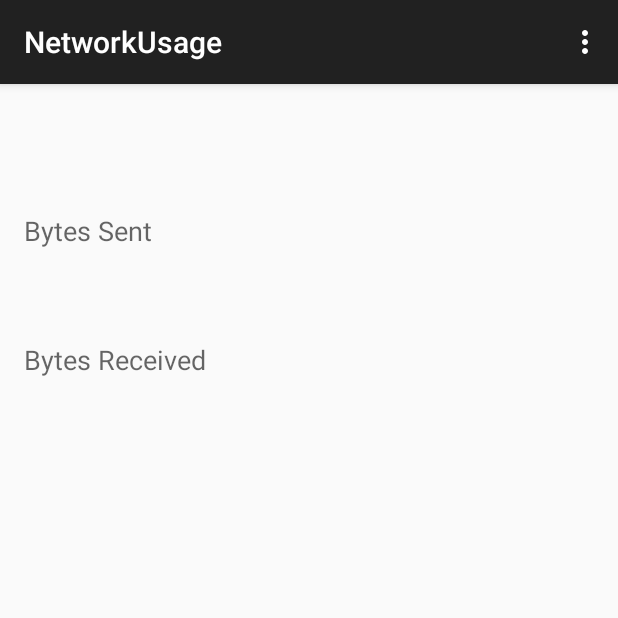
After one commit to SooryaprasathParthasarathy/AppProfiler, an Android app: the NetworkUsage screen opened directly, with no data from a screen before it, on a phone screen of 412 x 824 dp, the top half of it. The commit adds this screen. Run offline under Robolectric (Android 15) with nearby library versions, the phone set to English and light mode, and no system bars; 2 statements that could not run were skipped.

Commit message:
Implemented Bytes sent and Received

```diff
--- a/AppProfiler/app/src/main/AndroidManifest.xml
+++ b/AppProfiler/app/src/main/AndroidManifest.xml
@@ -16,6 +16,10 @@
                 <category android:name="android.intent.category.LAUNCHER" />
             </intent-filter>
         </activity>
+        <activity
+            android:name=".NetworkUsage"
+            android:label="@string/title_activity_network_usage" >
+        </activity>
     </application>
 
 </manifest>
--- /dev/null
+++ b/AppProfiler/app/src/main/java/appprofiler/appprofiler/NetworkUsage.java
@@ -0,0 +1,80 @@
+package appprofiler.appprofiler;
+
+import android.app.AlertDialog;
+import android.content.Intent;
+import android.content.pm.ApplicationInfo;
+import android.content.pm.PackageManager;
+import android.net.TrafficStats;
+import android.support.v7.app.AppCompatActivity;
+import android.os.Bundle;
+import android.support.v7.internal.view.ActionBarPolicy;
+import android.view.Menu;
+import android.view.MenuItem;
+import android.widget.Spinner;
+import android.widget.TextView;
+
+import java.util.List;
+
+public class NetworkUsage extends AppCompatActivity {
+
+    @Override
+    protected void onCreate(Bundle savedInstanceState) {
+        super.onCreate(savedInstanceState);
+        setContentView(R.layout.activity_network_usage);
+        Networkanalyser();
+    }
+
+    public void Networkanalyser() {
+        Intent intent;
+        intent = getIntent();
+        Bundle bundle = intent.getExtras();
+        String text= bundle.getString("SelectedValue");
+        PackageManager pm = getPackageManager();
+        List<ApplicationInfo> l = pm.getInstalledApplications(PackageManager.GET_META_DATA);
+        String canonicalName ;
+        for (ApplicationInfo ai : l){
+            String n = (String)pm.getApplicationLabel(ai);
+            if (n.contains(text) || text.contains(n)){
+                canonicalName = ai.packageName;
+                Networktraffic nt = new Networktraffic();
+             String datareceived =   nt.Networktraffic(this,getPackageManager(),canonicalName);
+                String datasent = nt.Networktrafficsent(this,getPackageManager(),canonicalName);
+                AlertDialog.Builder alert = new AlertDialog.Builder(this);
+                if(!(datareceived.equals("Unsupported"))) {
+                    TextView t = (TextView) findViewById(R.id.textView4);
+                    t.setText(datareceived);
+                }
+                if(!(datasent.equals("Unsupported"))) {
+                    TextView t = (TextView) findViewById(R.id.textView3);
+                    t.setText(datasent);
+                }
+                else
+                    alert.setMessage("Not supported");
+                alert.show();
+
+            }
+        }
+    }
+
+    @Override
+    public boolean onCreateOptionsMenu(Menu menu) {
+        // Inflate the menu; this adds items to the action bar if it is present.
+        getMenuInflater().inflate(R.menu.menu_network_usage, menu);
+        return true;
+    }
+
+    @Override
+    public boolean onOptionsItemSelected(MenuItem item) {
+        // Handle action bar item clicks here. The action bar will
+        // automatically handle clicks on the Home/Up button, so long
+        // as you specify a parent activity in AndroidManifest.xml.
+        int id = item.getItemId();
+
+        //noinspection SimplifiableIfStatement
+        if (id == R.id.action_settings) {
+            return true;
+        }
+
+        return super.onOptionsItemSelected(item);
+    }
+}
--- /dev/null
+++ b/AppProfiler/app/src/main/res/Networktraffic.java
@@ -0,0 +1,5 @@
+/**
+ * Created by soory_000 on 9/27/2015.
+ */
+public class Networktraffic {
+}
--- /dev/null
+++ b/AppProfiler/app/src/main/res/layout/activity_network_usage.xml
@@ -0,0 +1,51 @@
+<RelativeLayout xmlns:android="http://schemas.android.com/apk/res/android"
+    xmlns:tools="http://schemas.android.com/tools" android:layout_width="match_parent"
+    android:layout_height="match_parent" android:paddingLeft="@dimen/activity_horizontal_margin"
+    android:paddingRight="@dimen/activity_horizontal_margin"
+    android:paddingTop="@dimen/activity_vertical_margin"
+    android:paddingBottom="@dimen/activity_vertical_margin"
+    tools:context="appprofiler.appprofiler.NetworkUsage">
+
+    <TextView
+        android:layout_width="wrap_content"
+        android:layout_height="wrap_content"
+        android:textAppearance="?android:attr/textAppearanceMedium"
+        android:text="Bytes Sent"
+        android:id="@+id/textView"
+        android:layout_alignParentTop="true"
+        android:layout_alignParentLeft="true"
+        android:layout_alignParentStart="true"
+        android:layout_marginTop="69dp" />
+
+    <TextView
+        android:layout_width="wrap_content"
+        android:layout_height="wrap_content"
+        android:textAppearance="?android:attr/textAppearanceMedium"
+        android:text="Bytes Received"
+        android:id="@+id/textView2"
+        android:layout_below="@+id/textView"
+        android:layout_alignParentLeft="true"
+        android:layout_alignParentStart="true"
+        android:layout_marginTop="61dp" />
+
+    <TextView
+        android:layout_width="wrap_content"
+        android:layout_height="wrap_content"
+        android:textAppearance="?android:attr/textAppearanceMedium"
+        android:text=""
+        android:id="@+id/textView3"
+        android:layout_alignTop="@+id/textView"
+        android:layout_toRightOf="@+id/textView2"
+        android:layout_toEndOf="@+id/textView2"
+        android:layout_marginLeft="100dp"/>
+
+    <TextView
+        android:layout_width="wrap_content"
+        android:layout_height="wrap_content"
+        android:textAppearance="?android:attr/textAppearanceMedium"
+        android:text=""
+        android:id="@+id/textView4"
+        android:layout_alignTop="@+id/textView2"
+        android:layout_alignLeft="@+id/textView3"
+        android:layout_alignStart="@+id/textView3" />
+</RelativeLayout>
--- /dev/null
+++ b/AppProfiler/app/src/main/res/menu/menu_network_usage.xml
@@ -0,0 +1,7 @@
+<menu xmlns:android="http://schemas.android.com/apk/res/android"
+    xmlns:app="http://schemas.android.com/apk/res-auto"
+    xmlns:tools="http://schemas.android.com/tools"
+    tools:context="appprofiler.appprofiler.NetworkUsage">
+    <item android:id="@+id/action_settings" android:title="@string/action_settings"
+        android:orderInCategory="100" app:showAsAction="never" />
+</menu>
--- a/AppProfiler/app/src/main/res/values/strings.xml
+++ b/AppProfiler/app/src/main/res/values/strings.xml
@@ -3,4 +3,5 @@
 
     <string name="hello_world">Hello world!</string>
     <string name="action_settings">Settings</string>
+    <string name="title_activity_network_usage">NetworkUsage</string>
 </resources>
```
Also changed, not shown: AppProfiler/app/src/main/java/appprofiler/appprofiler/Home.java (+29 -11 lines), AppProfiler/app/src/main/java/appprofiler/appprofiler/Networktraffic.java (added, +62 -0 lines), AppProfiler/app/src/main/res/layout/activity_home.xml (+12 -40 lines), 1 other file.
